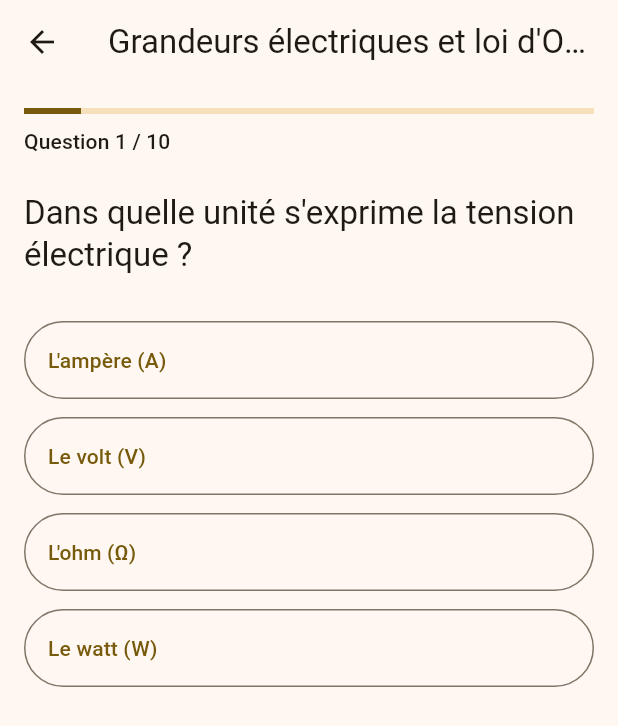
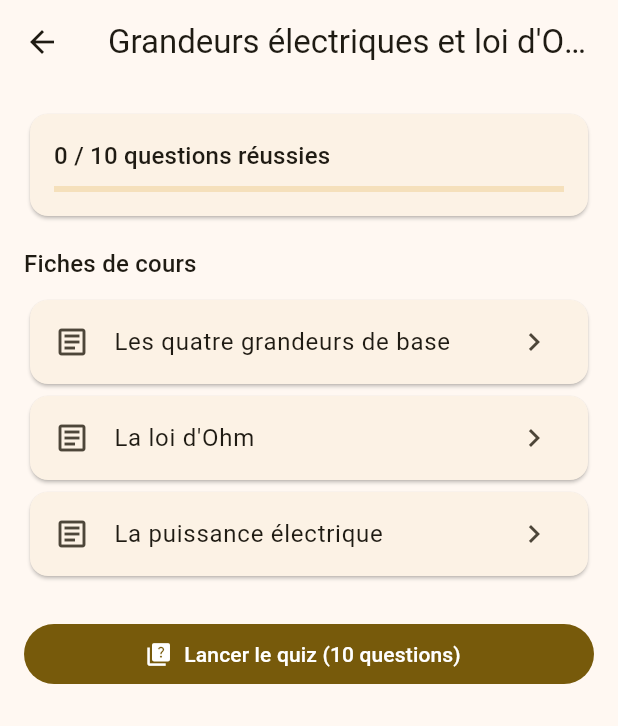
Before and after one commit to PauloLArtiste56/app-lectricit-, a Flutter app: the screen it shows after launch, after a tap on an icon or button, on a phone screen of 412 x 824 dp. Shown: the top 726 px of the screen. Run offline on Flutter 3.47's test engine with Material 3 defaults, Android fonts, the phone set to English and light mode, and no system bars; our stand-ins replace shared_preferences.

Commit message:
Étape 5 : fiches de cours et écran Module
- screens/module_screen.dart : progression du module, liste des fiches
  (coche verte si lue), bouton "Lancer le quiz".
- screens/fiche_screen.dart : titre, texte, image optionnelle, "Fiche
  suivante" et "Passer au quiz". Ouvrir une fiche la marque comme lue.
- Accueil → Module → Fiche → Quiz → Résultat → Accueil : le parcours V1
  est complet.
- Tests : écran Module et fiches, navigation mise à jour.

Co-Authored-By: Claude Fable 5.1 <noreply@anthropic.com>
Claude-Session: https://claude.ai/code/session_01RMu6oXrFiTwhT3PyEbCZuc

```diff
--- a/lib/screens/accueil_screen.dart
+++ b/lib/screens/accueil_screen.dart
@@ -3,7 +3,7 @@ import 'package:provider/provider.dart';
 
 import '../data/app_state.dart';
 import '../widgets/module_card.dart';
-import 'quiz_screen.dart';
+import 'module_screen.dart';
 
 /// Écran d'accueil : la liste des modules avec leur progression.
 class AccueilScreen extends StatelessWidget {
@@ -33,10 +33,9 @@ class AccueilScreen extends StatelessWidget {
               return ModuleCard(
                 module: module,
                 questionsReussies: etat.questionsReussies(module),
-                // Étape 5 : passer par les fiches avant le quiz.
                 onTap: () => Navigator.of(context).push(
                   MaterialPageRoute<void>(
-                    builder: (_) => QuizScreen(module: module),
+                    builder: (_) => ModuleScreen(module: module),
                   ),
                 ),
               );
--- /dev/null
+++ b/lib/screens/module_screen.dart
@@ -0,0 +1,95 @@
+import 'package:flutter/material.dart';
+import 'package:provider/provider.dart';
+
+import '../data/app_state.dart';
+import '../models/module.dart';
+import 'fiche_screen.dart';
+import 'quiz_screen.dart';
+
+/// Écran Module : les fiches à lire (avec coche si déjà lues) et le
+/// bouton pour lancer le quiz.
+class ModuleScreen extends StatelessWidget {
+  const ModuleScreen({super.key, required this.module});
+
+  final Module module;
+
+  void _ouvrirFiche(BuildContext context, int index) {
+    Navigator.of(context).push(
+      MaterialPageRoute<void>(
+        builder: (_) => FicheScreen(module: module, index: index),
+      ),
+    );
+  }
+
+  void _lancerQuiz(BuildContext context) {
+    Navigator.of(context).push(
+      MaterialPageRoute<void>(builder: (_) => QuizScreen(module: module)),
+    );
+  }
+
+  @override
+  Widget build(BuildContext context) {
+    final etat = context.watch<AppState>();
+    final theme = Theme.of(context);
+    final reussies = etat.questionsReussies(module);
+    final meilleur = etat.progressionDe(module).meilleurScore;
+
+    return Scaffold(
+      appBar: AppBar(title: Text(module.titre)),
+      body: ListView(
+        padding: const EdgeInsets.all(16),
+        children: [
+          Card(
+            child: Padding(
+              padding: const EdgeInsets.all(16),
+              child: Column(
+                crossAxisAlignment: CrossAxisAlignment.start,
+                children: [
+                  Text('$reussies / ${module.nombreQuestions} questions réussies',
+                      style: theme.textTheme.titleMedium),
+                  const SizedBox(height: 8),
+                  LinearProgressIndicator(
+                    value: module.nombreQuestions == 0
+                        ? 0
+                        : reussies / module.nombreQuestions,
+                  ),
+                  if (meilleur > 0) ...[
+                    const SizedBox(height: 8),
+                    Text('Meilleur score : $meilleur / ${module.nombreQuestions}'),
+                  ],
+                ],
+              ),
+            ),
+          ),
+          const SizedBox(height: 16),
+          Text('Fiches de cours', style: theme.textTheme.titleMedium),
+          const SizedBox(height: 8),
+          if (module.fiches.isEmpty)
+            const Text('Pas encore de fiche pour ce module.'),
+          for (var i = 0; i < module.fiches.length; i++)
+            Card(
+              child: ListTile(
+                leading: Icon(
+                  etat.ficheLue(module, module.fiches[i].id)
+                      ? Icons.check_circle
+                      : Icons.article_outlined,
+                  color: etat.ficheLue(module, module.fiches[i].id)
+                      ? Colors.green
+                      : null,
+                ),
+                title: Text(module.fiches[i].titre),
+                trailing: const Icon(Icons.chevron_right),
+                onTap: () => _ouvrirFiche(context, i),
+              ),
+            ),
+          const SizedBox(height: 24),
+          FilledButton.icon(
+            onPressed: () => _lancerQuiz(context),
+            icon: const Icon(Icons.quiz),
+            label: Text('Lancer le quiz (${module.nombreQuestions} questions)'),
+          ),
+        ],
+      ),
+    );
+  }
+}
```
Also changed, not shown: lib/screens/fiche_screen.dart (added, +95 -0 lines), 2 other files.
